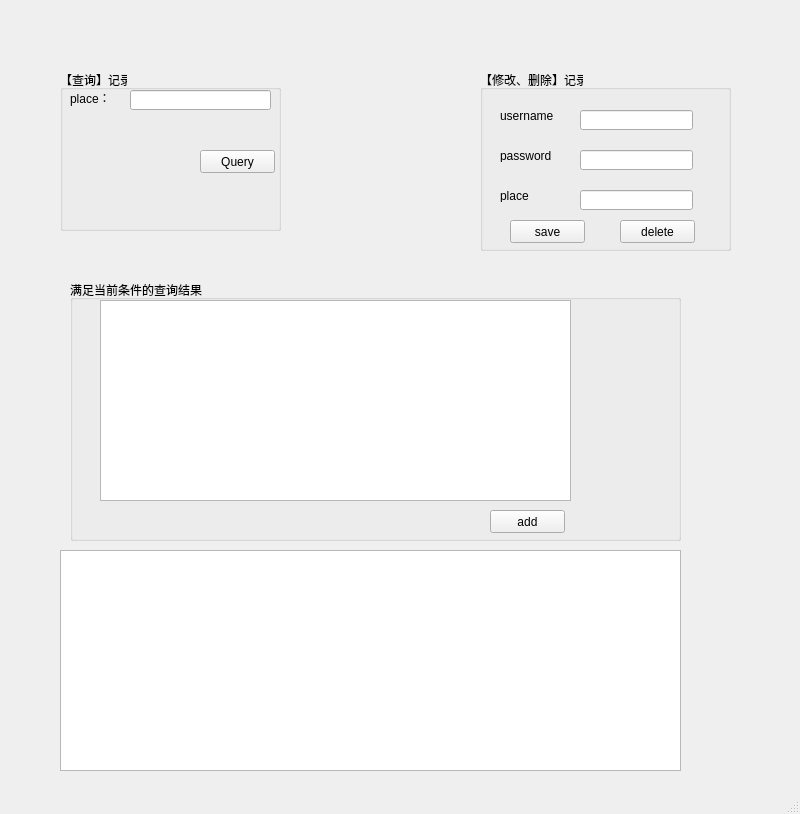
Old version of the form MainWindow.ui in the repository PPPPPupil/PasswordNotebook_demo.
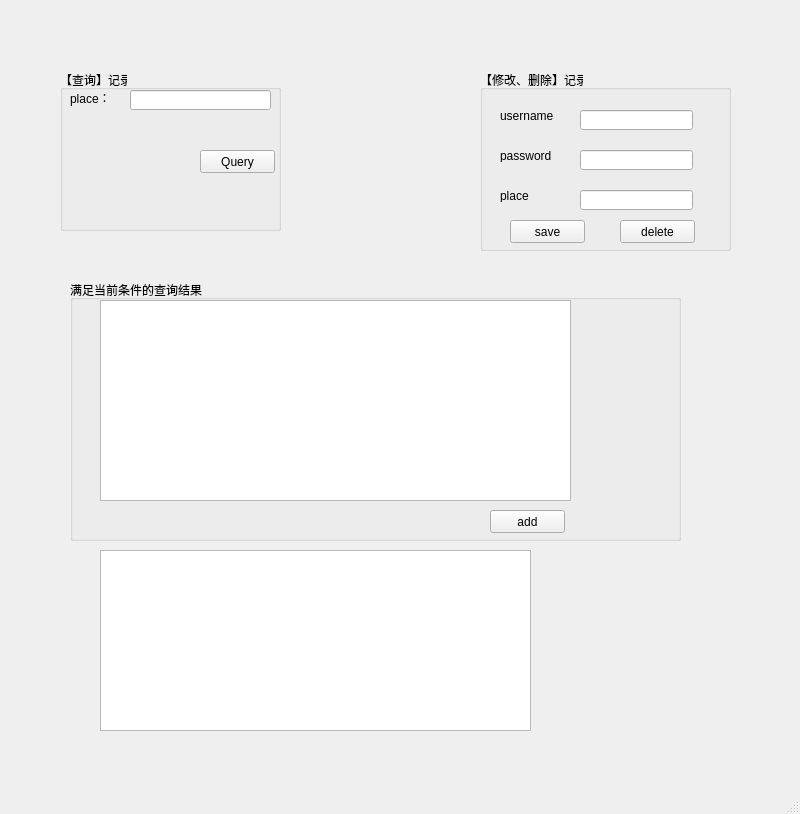
New version of the form.

Commit message: table widget

What changed in the file:
```diff
--- a/MainWindow.ui
+++ b/MainWindow.ui
@@ -210,10 +210,10 @@
    <widget class="QTableWidget" name="tableWidget">
     <property name="geometry">
      <rect>
-      <x>60</x>
+      <x>100</x>
       <y>550</y>
-      <width>621</width>
-      <height>221</height>
+      <width>431</width>
+      <height>181</height>
      </rect>
     </property>
    </widget>
```
The commit also changes 1 other file.
